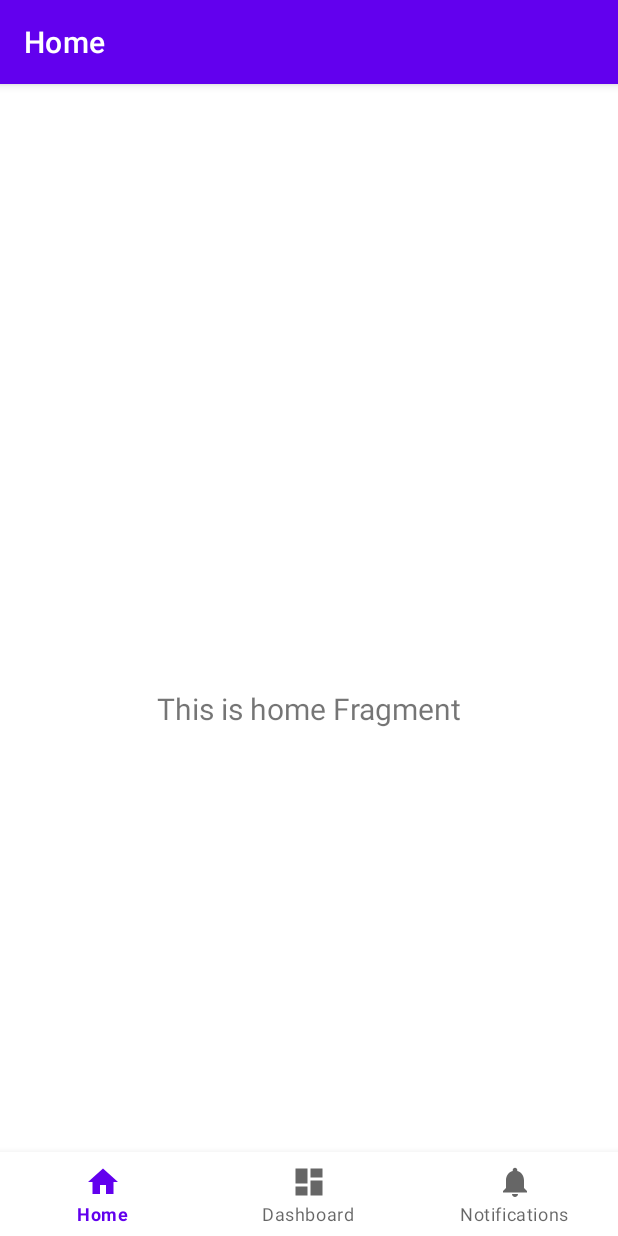
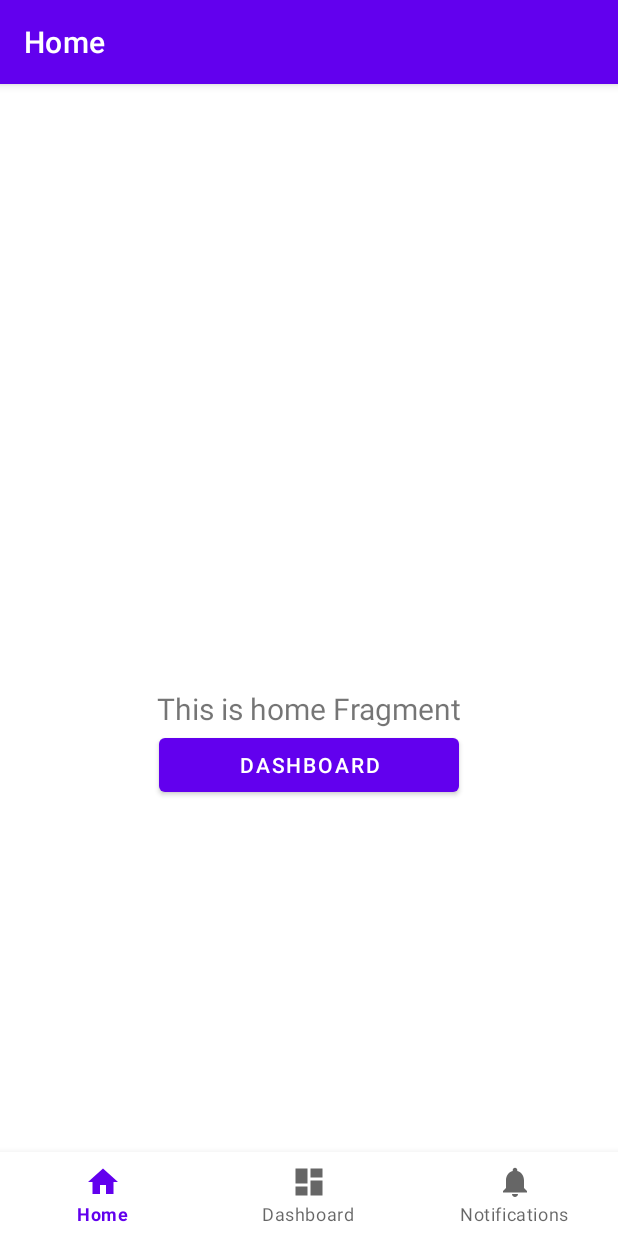
Before and after one commit to filipkowicz/NavNaviComponentSampleForNavGraphViewModels, an Android app: the screen it shows after launch (MainActivity), on a phone screen of 412 x 824 dp. Run offline under Robolectric (Android 15) with nearby library versions, the phone set to English and light mode, and no system bars; our stand-ins replace navigation-ui; 1 statement that could not run was skipped.

```diff
--- a/app/src/main/java/com/filipkowicz/navcomponentsample/ui/dashboard/DashboardViewModel.kt
+++ b/app/src/main/java/com/filipkowicz/navcomponentsample/ui/dashboard/DashboardViewModel.kt
@@ -10,7 +10,7 @@ class DashboardViewModel(
 ) : ViewModel() {
 
     private val _text = MutableLiveData<String>().apply {
-        value = "This is dashboard Fragment" + savedStateHandle.get(ARG)
+        value = "This is dashboard: " + savedStateHandle.get(ARG)
     }
     val text: LiveData<String> = _text
 
--- a/app/src/main/java/com/filipkowicz/navcomponentsample/ui/dashboard_details/DashboardDetailsFragment.kt
+++ b/app/src/main/java/com/filipkowicz/navcomponentsample/ui/dashboard_details/DashboardDetailsFragment.kt
@@ -7,10 +7,10 @@ import android.view.ViewGroup
 import android.widget.TextView
 import androidx.fragment.app.Fragment
 import androidx.lifecycle.ViewModelProvider
+import androidx.navigation.fragment.findNavController
 import androidx.navigation.navGraphViewModels
 import com.filipkowicz.navcomponentsample.R
 import com.filipkowicz.navcomponentsample.databinding.FragmentDashboardDetailsBinding
-import com.filipkowicz.navcomponentsample.ui.dashboard.DashboardDetailsViewModel
 import com.filipkowicz.navcomponentsample.ui.dashboardcommon.DashboardCommonViewModel
 
 class DashboardDetailsFragment : Fragment() {
@@ -43,6 +43,8 @@ class DashboardDetailsFragment : Fragment() {
             binding.textCommonDashboard.text = it
         }
 
+        binding.textDeeplink.text = "ss" + findNavController().currentDestination?.buildDeepLinkIds()
+
         return root
     }
 
--- a/app/src/main/java/com/filipkowicz/navcomponentsample/ui/dashboard_details/DashboardDetailsViewModel.kt
+++ b/app/src/main/java/com/filipkowicz/navcomponentsample/ui/dashboard_details/DashboardDetailsViewModel.kt
@@ -1,4 +1,4 @@
-package com.filipkowicz.navcomponentsample.ui.dashboard
+package com.filipkowicz.navcomponentsample.ui.dashboard_details
 
 import androidx.lifecycle.LiveData
 import androidx.lifecycle.MutableLiveData
@@ -10,7 +10,7 @@ class DashboardDetailsViewModel(
 ) : ViewModel() {
 
     private val _text = MutableLiveData<String>().apply {
-        value = "This is dashboard details Fragment" + savedStateHandle.get(ARG)
+        value = "This is dashboard details: " + savedStateHandle.get(ARG)
     }
     val text: LiveData<String> = _text
 
--- a/app/src/main/java/com/filipkowicz/navcomponentsample/ui/dashboardcommon/DashboardCommonViewModel.kt
+++ b/app/src/main/java/com/filipkowicz/navcomponentsample/ui/dashboardcommon/DashboardCommonViewModel.kt
@@ -10,7 +10,7 @@ class DashboardCommonViewModel(
 ) : ViewModel() {
 
     private val _text = MutableLiveData<String>().apply {
-        value = "Common data" + savedStateHandle.get(ARG)
+        value = "Common data: " + savedStateHandle.get(ARG)
     }
     val text: LiveData<String> = _text
 
--- a/app/src/main/res/layout/fragment_home.xml
+++ b/app/src/main/res/layout/fragment_home.xml
@@ -19,4 +19,14 @@
         app:layout_constraintEnd_toEndOf="parent"
         app:layout_constraintStart_toStartOf="parent"
         app:layout_constraintTop_toTopOf="parent" />
+
+    <com.google.android.material.button.MaterialButton
+        android:id="@+id/details_button"
+        android:layout_width="200dp"
+        android:layout_height="wrap_content"
+        android:text="@string/title_dashboard"
+        app:layout_constraintTop_toBottomOf="@id/text_home"
+        app:layout_constraintLeft_toLeftOf="parent"
+        app:layout_constraintRight_toRightOf="parent"
+        />
 </androidx.constraintlayout.widget.ConstraintLayout>
--- a/app/src/main/res/navigation/mobile_navigation.xml
+++ b/app/src/main/res/navigation/mobile_navigation.xml
@@ -9,12 +9,24 @@
         android:id="@+id/navigation_home"
         android:name="com.filipkowicz.navcomponentsample.ui.home.HomeFragment"
         android:label="@string/title_home"
-        tools:layout="@layout/fragment_home" />
+        tools:layout="@layout/fragment_home" >
+        <action
+            android:id="@+id/action_navigation_home_to_nested_graph"
+            app:destination="@id/nested_graph" >
+       </action>
+
+    </fragment>
 
     <fragment
         android:id="@+id/navigation_notifications"
         android:name="com.filipkowicz.navcomponentsample.ui.notifications.NotificationsFragment"
         android:label="@string/title_notifications"
         tools:layout="@layout/fragment_notifications" />
-    <include app:graph="@navigation/nested_graph_dashboard_navigation" />
+    <include app:graph="@navigation/nested_graph_dashboard_navigation"
+        >
+        <argument
+            android:name="dashboard_arg"
+            app:argType="string"
+            app:nullable="true" />
+    </include>
 </navigation>
```
Also changed, not shown: app/src/main/java/com/filipkowicz/navcomponentsample/ui/home/HomeFragment.kt (+19 -0 lines), app/src/main/res/layout/fragment_dashboard_details.xml (+13 -0 lines).
